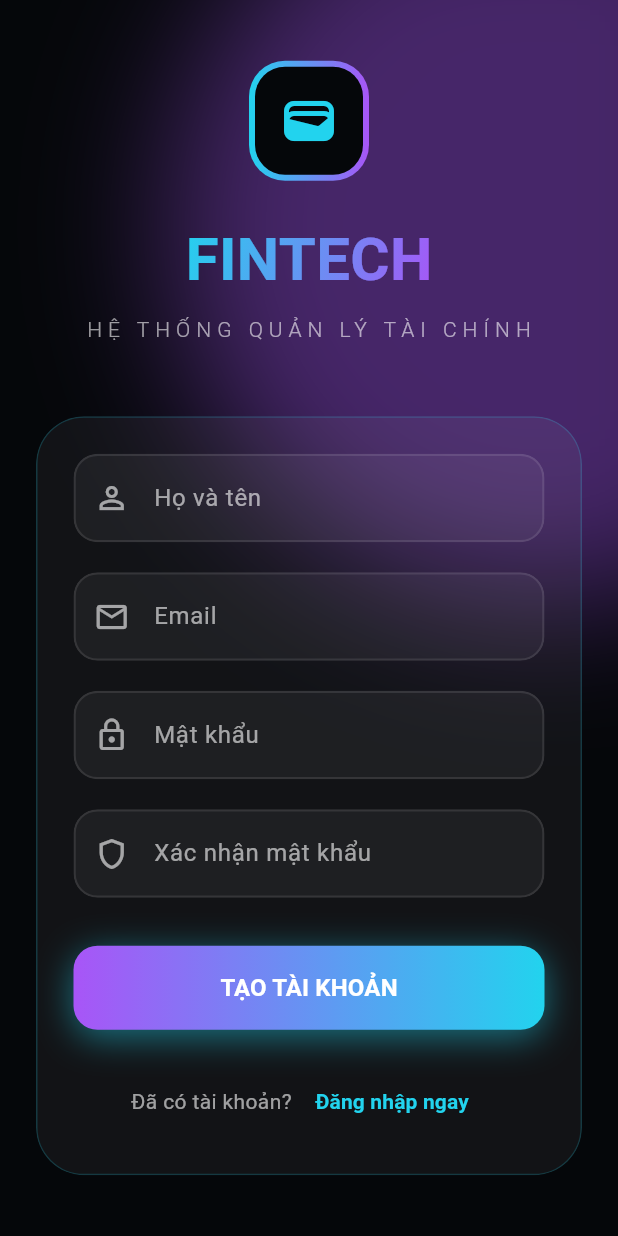
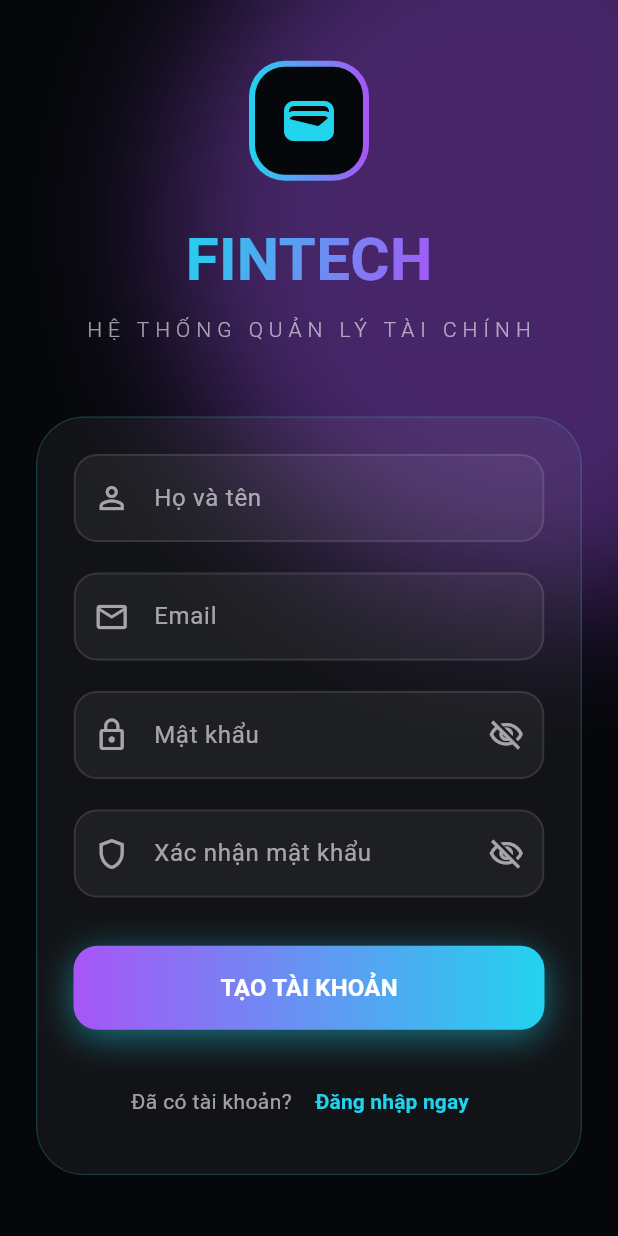
Before and after one commit to MinPC1337/fintech_app, a Flutter app: the screen it shows after launch, after a tap on "Đăng ký ngay", on a phone screen of 412 x 824 dp. Run offline on Flutter 3.47's test engine with Material 3 defaults, Android fonts, the phone set to English and light mode, and no system bars; our stand-ins replace cloud_firestore, dartz, equatable, firebase_auth, firebase_core, flutter_bloc and 1 more; accounts and stored records are empty.

Commit message:
Thêm nút ẩn/ hiện mật khẩu ở trang login/register

```diff
--- a/lib/features/auth/presentation/pages/login_page.dart
+++ b/lib/features/auth/presentation/pages/login_page.dart
@@ -355,10 +355,12 @@ class _GlassmorphicTextField extends StatefulWidget {
 class _GlassmorphicTextFieldState extends State<_GlassmorphicTextField> {
   final FocusNode _focusNode = FocusNode();
   bool _isFocused = false;
+  late bool _isObscured;
 
   @override
   void initState() {
     super.initState();
+    _isObscured = widget.obscureText;
     _focusNode.addListener(() {
       setState(() {
         _isFocused = _focusNode.hasFocus;
@@ -391,7 +393,7 @@ class _GlassmorphicTextFieldState extends State<_GlassmorphicTextField> {
           child: TextFormField(
             controller: widget.controller,
             focusNode: _focusNode,
-            obscureText: widget.obscureText,
+            obscureText: _isObscured,
             keyboardType: widget.keyboardType,
             style: const TextStyle(color: kTextPrimary),
             decoration: InputDecoration(
@@ -402,6 +404,21 @@ class _GlassmorphicTextFieldState extends State<_GlassmorphicTextField> {
                 widget.icon,
                 color: _isFocused ? widget.focusColor : kTextSecondary,
               ),
+              suffixIcon: widget.obscureText
+                  ? IconButton(
+                      icon: Icon(
+                        _isObscured
+                            ? Icons.visibility_off_outlined
+                            : Icons.visibility_outlined,
+                        color: kTextSecondary,
+                      ),
+                      onPressed: () {
+                        setState(() {
+                          _isObscured = !_isObscured;
+                        });
+                      },
+                    )
+                  : null,
             ),
           ),
         ),
--- a/lib/features/auth/presentation/pages/register_page.dart
+++ b/lib/features/auth/presentation/pages/register_page.dart
@@ -328,10 +328,12 @@ class _GlassmorphicTextField extends StatefulWidget {
 class _GlassmorphicTextFieldState extends State<_GlassmorphicTextField> {
   final FocusNode _focusNode = FocusNode();
   bool _isFocused = false;
+  late bool _isObscured;
 
   @override
   void initState() {
     super.initState();
+    _isObscured = widget.obscureText;
     _focusNode.addListener(() {
       setState(() {
         _isFocused = _focusNode.hasFocus;
@@ -364,7 +366,7 @@ class _GlassmorphicTextFieldState extends State<_GlassmorphicTextField> {
           child: TextFormField(
             controller: widget.controller,
             focusNode: _focusNode,
-            obscureText: widget.obscureText,
+            obscureText: _isObscured,
             keyboardType: widget.keyboardType,
             style: const TextStyle(color: kTextPrimary),
             validator: widget.validator,
@@ -382,6 +384,21 @@ class _GlassmorphicTextFieldState extends State<_GlassmorphicTextField> {
                 widget.icon,
                 color: _isFocused ? widget.focusColor : kTextSecondary,
               ),
+              suffixIcon: widget.obscureText
+                  ? IconButton(
+                      icon: Icon(
+                        _isObscured
+                            ? Icons.visibility_off_outlined
+                            : Icons.visibility_outlined,
+                        color: kTextSecondary,
+                      ),
+                      onPressed: () {
+                        setState(() {
+                          _isObscured = !_isObscured;
+                        });
+                      },
+                    )
+                  : null,
             ),
           ),
         ),
```
